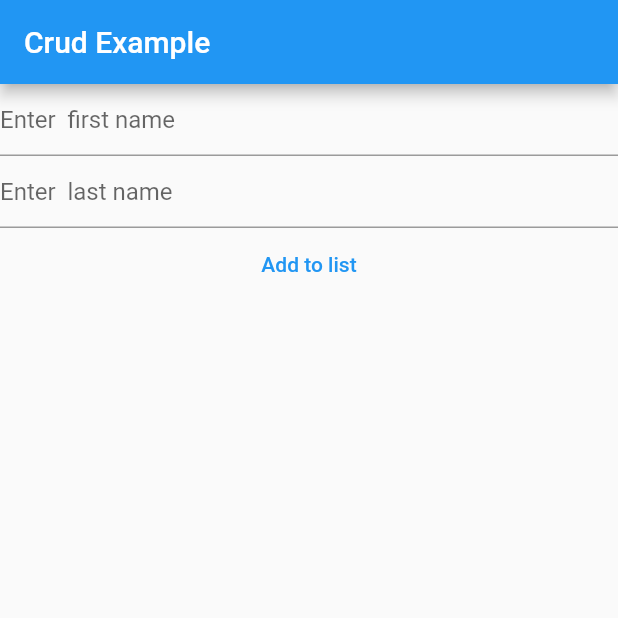
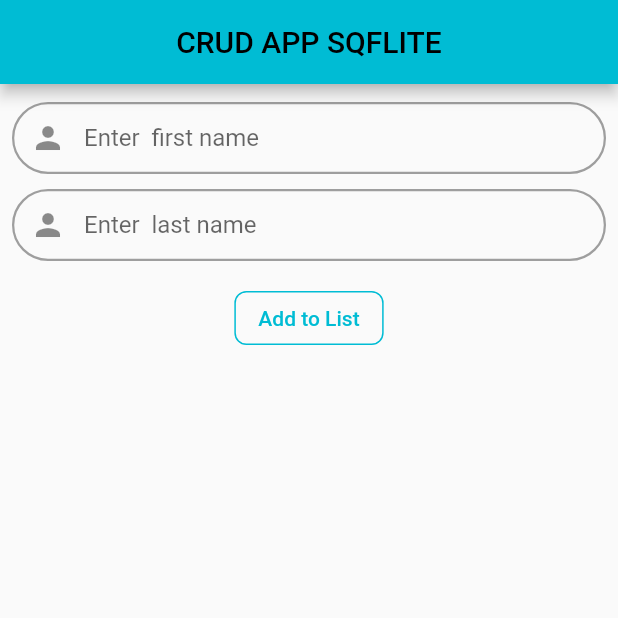
Before and after one commit to Mideny21/flutter_sqflite, a Flutter app: the screen it shows after launch, on a phone screen of 412 x 824 dp, the top half of it. Run offline on Flutter 3.47's test engine with Material 2 defaults, Android fonts, the phone set to English and light mode, and no system bars; our stand-ins replace sqflite; accounts and stored records are empty.

Commit message:
ui fixing

```diff
--- /dev/null
+++ b/lib/home.dart
@@ -0,0 +1,105 @@
+import 'package:flutter/foundation.dart';
+import 'package:flutter/material.dart';
+import 'package:sqlite/personDb.dart';
+
+import 'main.dart';
+import 'person_model.dart';
+
+class HomePage extends StatefulWidget {
+  const HomePage({super.key});
+
+  @override
+  State<HomePage> createState() => _HomePageState();
+}
+
+class _HomePageState extends State<HomePage> {
+  late final PersonDB _crudStorage;
+
+  @override
+  void initState() {
+    _crudStorage = PersonDB(dbName: 'db.sqlite');
+    _crudStorage.open();
+    super.initState();
+  }
+
+  @override
+  void dispose() {
+    _crudStorage.close();
+    super.dispose();
+  }
+
+  @override
+  Widget build(BuildContext context) {
+    return Scaffold(
+      appBar: AppBar(
+        centerTitle: true,
+        title: const Text("CRUD APP SQFLITE"),
+      ),
+      body: StreamBuilder(
+        stream: _crudStorage.all(),
+        builder: (context, snapshot) {
+          switch (snapshot.connectionState) {
+            case ConnectionState.active:
+            case ConnectionState.waiting:
+              if (snapshot.data == null) {
+                return const CircularProgressIndicator();
+              }
+              final people = snapshot.data as List<Person>;
+              if (kDebugMode) {
+                print(people);
+              }
+              return Column(
+                children: [
+                  ComposeWidget(onCompose: (firstName, lastName) async {
+                    await _crudStorage.create(firstName, lastName);
+                  }),
+                  Expanded(
+                    child: ListView.builder(
+                        itemCount: people.length,
+                        itemBuilder: (context, index) {
+                          final person = people[index];
+                          return Padding(
+                            padding: const EdgeInsets.all(8.0),
+                            child: Container(
+                              decoration: BoxDecoration(
+                                  border: Border.all(color: Colors.cyan)),
+                              child: ListTile(
+                                onTap: () async {
+                                  final editedPerson =
+                                      await showUpdateDialog(context, person);
+                                  if (editedPerson != null) {
+                                    await _crudStorage.update(editedPerson);
+                                  }
+                                },
+                                title: Text(person.fullName),
+                                subtitle: Text('ID: ${person.id}'),
+                                trailing: TextButton(
+                                  onPressed: () async {
+                                    final shouldDelete =
+                                        await showDeleteDialog(context);
+                                    if (kDebugMode) {
+                                      print(shouldDelete);
+                                    }
+                                    if (shouldDelete) {
+                                      await _crudStorage.delete(person);
+                                    }
+                                  },
+                                  child: const Icon(
+                                      Icons.disabled_by_default_rounded,
+                                      color: Colors.red),
+                                ),
+                              ),
+                            ),
+                          );
+                        }),
+                  ),
+                ],
+              );
+            default:
+              return const Center(child: CircularProgressIndicator());
+          }
+        },
+      ),
+    );
+  }
+}
--- a/lib/main.dart
+++ b/lib/main.dart
@@ -1,9 +1,9 @@
 import 'dart:async';
 
-import 'package:flutter/foundation.dart';
 import 'package:flutter/material.dart';
-import 'package:path_provider/path_provider.dart';
-import 'package:sqflite/sqflite.dart';
+
+import 'home.dart';
+import 'person_model.dart';
 
 void main() {
   runApp(const MyApp());
@@ -17,101 +17,11 @@ class MyApp extends StatelessWidget {
   Widget build(BuildContext context) {
     return MaterialApp(
       title: 'Flutter Demo',
+      debugShowCheckedModeBanner: false,
       theme: ThemeData(
-        primarySwatch: Colors.blue,
+        primarySwatch: Colors.cyan,
       ),
       home: const HomePage(),
-    );
-  }
-}
-
-class HomePage extends StatefulWidget {
-  const HomePage({super.key});
-
-  @override
-  State<HomePage> createState() => _HomePageState();
-}
-
-class _HomePageState extends State<HomePage> {
-  late final PersonDB _crudStorage;
-
-  @override
-  void initState() {
-    _crudStorage = PersonDB(dbName: 'db.sqlite');
-    _crudStorage.open();
-    super.initState();
-  }
-
-  @override
-  void dispose() {
-    _crudStorage.close();
-    super.dispose();
-  }
-
-  @override
-  Widget build(BuildContext context) {
-    return Scaffold(
-      appBar: AppBar(
-        title: const Text("Crud Example"),
-      ),
-      body: StreamBuilder(
-        stream: _crudStorage.all(),
-        builder: (context, snapshot) {
-          switch (snapshot.connectionState) {
-            case ConnectionState.active:
-            case ConnectionState.waiting:
-              if (snapshot.data == null) {
-                return const CircularProgressIndicator();
-              }
-              final people = snapshot.data as List<Person>;
-              if (kDebugMode) {
-                print(people);
-              }
-              return Column(
-                children: [
-                  ComposeWidget(onCompose: (firstName, lastName) async {
-                    await _crudStorage.create(firstName, lastName);
-                  }),
-                  Expanded(
-                    child: ListView.builder(
-                        itemCount: people.length,
-                        itemBuilder: (context, index) {
-                          final person = people[index];
-                          return ListTile(
-                            onTap: () async {
-                              final editedPerson =
-                                  await showUpdateDialog(context, person);
-                              if (editedPerson != null) {
-                                await _crudStorage.update(editedPerson);
-                              }
-                            },
-                            title: Text(person.fullName),
-                            subtitle: Text('ID: ${person.id}'),
-                            trailing: TextButton(
-                              onPressed: () async {
-                                final shouldDelete =
-                                    await showDeleteDialog(context);
-                                if (kDebugMode) {
-                                  print(shouldDelete);
-                                }
-                                if (shouldDelete) {
-                                  await _crudStorage.delete(person);
-                                }
-                              },
-                              child: const Icon(
-                                  Icons.disabled_by_default_rounded,
-                                  color: Colors.red),
-                            ),
-                          );
-                        }),
-                  ),
-                ],
-              );
-            default:
-              return const Center(child: CircularProgressIndicator());
-          }
-        },
-      ),
     );
   }
 }
@@ -222,15 +132,66 @@ class _ComposeWidgetState extends State<ComposeWidget> {
 
   @override
   Widget build(BuildContext context) {
-    return Column(
+    return Padding(
+      padding: const EdgeInsets.symmetric(horizontal: 8.0, vertical: 12.0),
+      child: Column(
         children: [
           TextField(
+            cursorHeight: 20,
+            autofocus: false,
             controller: _firstNameController,
-            decoration: const InputDecoration(hintText: 'Enter  first name')),
+            decoration: InputDecoration(
+              hintText: "Enter  first name",
+              prefixIcon: const Icon(Icons.person),
+              contentPadding:
+                  const EdgeInsets.symmetric(vertical: 10, horizontal: 10),
+              border: OutlineInputBorder(
+                borderRadius: BorderRadius.circular(30),
+                borderSide: const BorderSide(color: Colors.grey, width: 2),
+              ),
+              enabledBorder: OutlineInputBorder(
+                borderRadius: BorderRadius.circular(30),
+                borderSide: const BorderSide(color: Colors.grey, width: 1.5),
+              ),
+              focusedBorder: OutlineInputBorder(
+                gapPadding: 0.0,
+                borderRadius: BorderRadius.circular(30),
+                borderSide: const BorderSide(color: Colors.cyan, width: 1.5),
+              ),
+            ),
+          ),
+          const SizedBox(height: 10),
           TextField(
+            cursorHeight: 20,
+            autofocus: false,
             controller: _lastNameController,
-            decoration: const InputDecoration(hintText: 'Enter  last name')),
-        TextButton(
+            decoration: InputDecoration(
+              hintText: "Enter  last name",
+              prefixIcon: const Icon(Icons.person),
+              contentPadding:
+                  const EdgeInsets.symmetric(vertical: 10, horizontal: 10),
+              border: OutlineInputBorder(
+                borderRadius: BorderRadius.circular(30),
+                borderSide: const BorderSide(color: Colors.grey, width: 2),
+              ),
+              enabledBorder: OutlineInputBorder(
+                borderRadius: BorderRadius.circular(30),
+                borderSide: const BorderSide(color: Colors.grey, width: 1.5),
+              ),
+              focusedBorder: OutlineInputBorder(
+                gapPadding: 0.0,
+                borderRadius: BorderRadius.circular(30),
+                borderSide: const BorderSide(color: Colors.cyan, width: 1.5),
+              ),
+            ),
+          ),
+          const SizedBox(height: 14),
+          OutlinedButton(
+              style: OutlinedButton.styleFrom(
+                  shape: RoundedRectangleBorder(
+                    borderRadius: BorderRadius.circular(8),
+                  ),
+                  side: const BorderSide(color: Colors.cyan)),
               onPressed: () {
                 final firstName = _firstNameController.text;
                 final lastName = _lastNameController.text;
@@ -238,188 +199,9 @@ class _ComposeWidgetState extends State<ComposeWidget> {
                 _firstNameController.text = '';
                 _lastNameController.text = '';
               },
-            child: const Text("Add to list"))
+              child: const Text('Add to List')),
         ],
+      ),
     );
   }
 }
-
-class PersonDB {
-  final String dbName;
-  PersonDB({required this.dbName});
-  Database? _db;
-  List<Person> _persons = [];
-  final _streamController = StreamController<List<Person>>.broadcast();
-
-  Future<List<Person>> _fetchPeople() async {
-    final db = _db;
-    if (db == null) {
-      return [];
-    }
-
-    try {
-      final read = await db.query('PEOPLE',
-          distinct: true,
-          columns: [
-            'ID',
-            'FIRST_NAME',
-            'LAST_NAME',
-          ],
-          orderBy: 'ID');
-
-      final people = read.map((row) => Person.fromRow(row)).toList();
-      return people;
-    } catch (e) {
-      return [];
-    }
-  }
-
-  Future<bool> create(String firstName, String lastName) async {
-    final db = _db;
-    if (db == null) {
-      return false;
-    }
-
-    try {
-      final id = await db.insert('PEOPLE', {
-        'FIRST_NAME': firstName,
-        'LAST_NAME': lastName,
-      });
-      final person = Person(id: id, firstName: firstName, lastName: lastName);
-      _persons.add(person);
-      _streamController.add(_persons);
-      return true;
-    } catch (e) {
-      return false;
-    }
-  }
-
-  Future<bool> update(Person person) async {
-    final db = _db;
-    if (db == null) {
-      return false;
-    }
-
-    try {
-      final updateCount = await db.update(
-        'PEOPLE',
-        {
-          'FIRST_NAME': person.firstName,
-          'LAST_NAME': person.lastName,
-        },
-        where: 'ID = ?',
-        whereArgs: [person.id],
-      );
-      if (updateCount == 1) {
-        _persons.removeWhere((element) => element.id == person.id);
-        _persons.add(person);
-        _streamController.add(_persons);
-        return true;
-      } else {
-        return false;
-      }
-    } catch (e) {
-      return false;
-    }
-  }
-
-  Future<bool> delete(Person person) async {
-    final db = _db;
-    if (db == null) {
-      return false;
-    }
-
-    try {
-      final deleteCount =
-          await db.delete('PEOPLE', where: 'ID = ?', whereArgs: [person.id]);
-
-      if (deleteCount == 1) {
-        _persons.remove(person);
-        _streamController.add(_persons);
-        return true;
-      } else {
-        return false;
-      }
-    } catch (e) {
-      return false;
-    }
-  }
-
-  Future<bool> close() async {
-    final db = _db;
-    if (db == null) {
-      return false;
-    }
-
-    await db.close();
-    return true;
-  }
-
-  Future<bool> open() async {
-    if (_db != null) {
-      return true;
-    }
-
-    final directory = await getApplicationDocumentsDirectory();
-    final path = '${directory.path}/$dbName';
-
-    try {
-      final db = await openDatabase(path);
-      _db = db;
-
-      // Create table
-      const create = '''
-      CREATE TABLE IF NOT EXISTS PEOPLE(
-      ID INTEGER PRIMARY KEY AUTOINCREMENT,
-      FIRST_NAME STRING NOT  NULL,
-      LAST_NAME STRING NOT NULL
-      )
-        ''';
-
-      await db.execute(create);
-      // read all existing Person objects from the db
-      _persons = await _fetchPeople();
-      _streamController.add(_persons);
-      return true;
-    } catch (e) {
-      if (kDebugMode) {
-        print('Error = $e');
-      }
-      return false;
-    }
-  }
-
-  Stream<List<Person>> all() =>
-      _streamController.stream.map((persons) => persons..sort());
-}
-
-class Person implements Comparable {
-  final int id;
-  final String firstName;
-  final String lastName;
-  Person({
-    required this.id,
-    required this.firstName,
-    required this.lastName,
-  });
-
-  String get fullName => '$firstName $lastName';
-
-  Person.fromRow(Map<String, Object?> row)
-      : id = row['ID'] as int,
-        firstName = row['FIRST_NAME'] as String,
-        lastName = row['LAST_NAME'] as String;
-
-  @override
-  int compareTo(covariant Person other) => other.id.compareTo(id);
-
-  @override
-  bool operator ==(covariant Person other) => id == other.id;
-
-  @override
-  int get hashCode => id.hashCode;
-
-  @override
-  String toString() =>
-      'Person, id = $id, firstName: $firstName, lastName: $lastName';
-}
--- /dev/null
+++ b/lib/person_model.dart
@@ -0,0 +1,30 @@
+class Person implements Comparable {
+  final int id;
+  final String firstName;
+  final String lastName;
+  Person({
+    required this.id,
+    required this.firstName,
+    required this.lastName,
+  });
+
+  String get fullName => '$firstName $lastName';
+
+  Person.fromRow(Map<String, Object?> row)
+      : id = row['ID'] as int,
+        firstName = row['FIRST_NAME'] as String,
+        lastName = row['LAST_NAME'] as String;
+
+  @override
+  int compareTo(covariant Person other) => other.id.compareTo(id);
+
+  @override
+  bool operator ==(covariant Person other) => id == other.id;
+
+  @override
+  int get hashCode => id.hashCode;
+
+  @override
+  String toString() =>
+      'Person, id = $id, firstName: $firstName, lastName: $lastName';
+}
```
Also changed, not shown: lib/personDb.dart (added, +156 -0 lines). Lines whose indentation alone changed are shown as unchanged.
